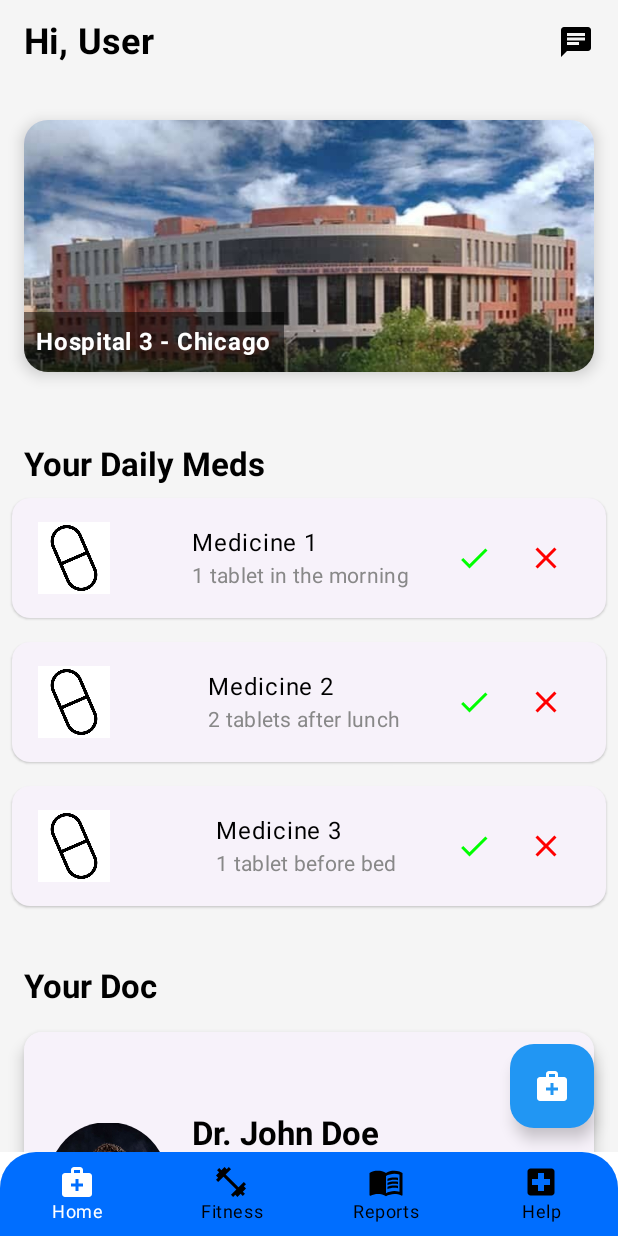
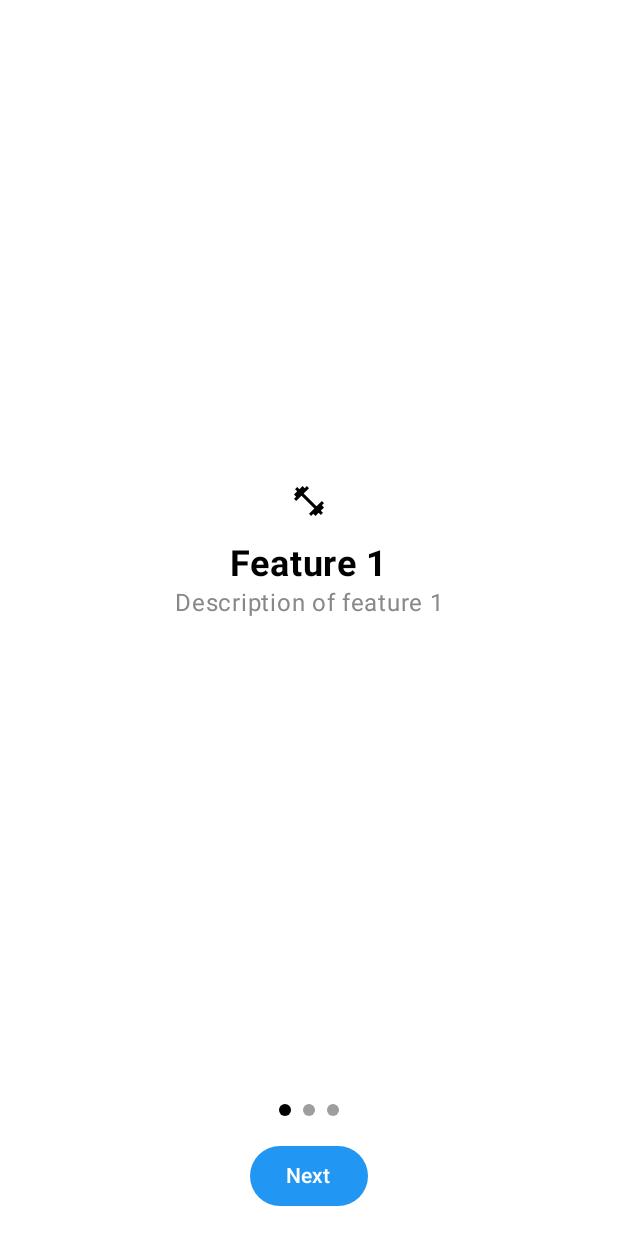
Before and after one commit to SahilKumar75/MediGo, an Android app built with Jetpack Compose: the screen it shows after launch (MainActivity), on a phone screen of 412 x 824 dp. Run offline under Robolectric (Android 15) with nearby library versions, the phone set to English and light mode, and no system bars; our stand-ins replace accompanist.

Commit message:
onboard screen added

```diff
--- a/app/build.gradle.kts
+++ b/app/build.gradle.kts
@@ -83,6 +83,9 @@ dependencies {
     implementation(platform(libs.androidx.compose.bom))
     implementation(libs.androidx.ui.graphics)
     implementation(libs.protolite.well.known.types)
+    implementation(libs.androidx.appcompat)
+    implementation(libs.androidx.recyclerview)
+    implementation(libs.androidx.viewpager2)
     testImplementation(libs.junit)
     androidTestImplementation(libs.androidx.junit)
     androidTestImplementation(libs.androidx.espresso.core)
@@ -98,6 +101,9 @@ dependencies {
     implementation (libs.gson)
     implementation (libs.accompanist.systemuicontroller)
     implementation (libs.coil.compose)
+    implementation (libs.accompanist.pager.v02413rc)
+    implementation (libs.accompanist.pager.indicators.v02413rc)
+
 
 
 }
--- a/app/src/main/java/com/example/musical/MainView.kt
+++ b/app/src/main/java/com/example/musical/MainView.kt
@@ -1,5 +1,7 @@
 package com.example.musical
 
+import android.os.Build
+import androidx.annotation.RequiresApi
 import androidx.compose.foundation.background
 import androidx.compose.foundation.clickable
 import androidx.compose.foundation.layout.*
@@ -29,6 +31,7 @@ import com.example.musical.presentation.accounts.AccountDialog
 import kotlinx.coroutines.CoroutineScope
 import kotlinx.coroutines.launch
 
+@RequiresApi(Build.VERSION_CODES.O)
 @OptIn(ExperimentalMaterial3Api::class, ExperimentalMaterialApi::class)
 @Composable
 fun MainView() {
@@ -54,8 +57,17 @@ fun MainView() {
         Screen.DrawerScreen.Subscription.route
     )
 
+    // List of routes where the bottom bar should be shown
+    val showBottomBarRoutes = listOf(
+        Screen.BottomScreen.Home.bRoute,
+        Screen.BottomScreen.Reports.bRoute,
+        Screen.BottomScreen.Help.bRoute,
+        Screen.BottomScreen.Fitness.bRoute
+    )
+
+    // Bottom bar content
     val bottomBar: @Composable () -> Unit = {
-        if (currentScreen is Screen.DrawerScreen || currentScreen is Screen.BottomScreen) {
+        if (currentRoute in showBottomBarRoutes) {
             Surface(
                 shape = RoundedCornerShape(topStart = 24.dp, topEnd = 24.dp),
                 modifier = Modifier.fillMaxWidth()
@@ -97,6 +109,20 @@ fun MainView() {
         }
     }
 
+    // Check if user is logged in (this is a placeholder, replace with actual logic)
+    val isLoggedIn = remember { mutableStateOf(false) }
+
+    // If not logged in, navigate to onboarding screen
+    LaunchedEffect(Unit) {
+        if (!isLoggedIn.value) {
+            navController.navigate("onboarding") {
+                popUpTo(navController.graph.startDestinationId) {
+                    inclusive = true
+                }
+            }
+        }
+    }
+
     Scaffold(
         scaffoldState = scaffoldState,
         topBar = {
@@ -105,7 +131,7 @@ fun MainView() {
                     title = {
                         if (currentScreen is Screen.BottomScreen.Home) {
                             Text(
-                                text = "Hi, $username",
+                                text = "Hello, $username",
                                 fontSize = 24.sp,
                                 fontWeight = FontWeight.Bold,
                                 color = Color.Black
--- a/app/src/main/java/com/example/musical/common/utils/PdfUtils.kt
+++ b/app/src/main/java/com/example/musical/common/utils/PdfUtils.kt
@@ -177,6 +177,7 @@ object PdfUtils {
         context.startActivity(Intent.createChooser(shareIntent, "Share Report"))
     }
 
+    @RequiresApi(Build.VERSION_CODES.O)
     fun createAndOpenUrineReportPdf(context: Context, title: String, description: String) {
         val pdfDocument = PdfDocument()
         val pageInfo = PdfDocument.PageInfo.Builder(595, 842, 1).create()
--- a/app/src/main/java/com/example/musical/navgraph/NavGraph.kt
+++ b/app/src/main/java/com/example/musical/navgraph/NavGraph.kt
@@ -1,5 +1,7 @@
 package com.example.musical.navgraph
 
+import android.os.Build
+import androidx.annotation.RequiresApi
 import androidx.compose.foundation.layout.PaddingValues
 import androidx.compose.foundation.layout.padding
 import androidx.compose.runtime.Composable
@@ -21,14 +23,40 @@ import com.example.musical.presentation.chat.components.MedChatHomeScreen
 import com.example.musical.presentation.chat.components.MedChatScreen
 import com.example.musical.presentation.help.Help
 import com.example.musical.presentation.home.HomeScreen
+import com.example.musical.ui.theme.*
 
+@RequiresApi(Build.VERSION_CODES.O)
 @Composable
 fun Navigation(navController: NavController, viewModel: MainViewModel, pd: PaddingValues) {
     NavHost(
         navController = navController as NavHostController,
-        startDestination = Screen.BottomScreen.Home.bRoute,
+        startDestination = "onboarding",
         modifier = Modifier.padding(pd)
     ) {
+        composable("onboarding") {
+            OnboardingScreen(navController)
+        }
+        composable("loginSignup") {
+            LoginSignupScreen(navController)
+        }
+        composable("doctorLogin") {
+            DoctorLoginScreen(navController)
+        }
+        composable("patientLogin") {
+            PatientLoginScreen(navController)
+        }
+        composable("signup") {
+            SignupScreen(navController)
+        }
+        composable("doctorSignup") {
+            DoctorSignupScreen(navController)
+        }
+        composable("patientSignup") {
+            PatientSignupScreen(navController)
+        }
+        composable("home") {
+            HomeScreen(navController)
+        }
         composable(Screen.BottomScreen.Home.bRoute) {
             HomeScreen(navController)
         }
--- /dev/null
+++ b/app/src/main/java/com/example/musical/ui/theme/OnboardingScreen.kt
@@ -0,0 +1,91 @@
+package com.example.musical.ui.theme
+
+import androidx.compose.foundation.Image
+import androidx.compose.foundation.layout.*
+import androidx.compose.material3.Button
+import androidx.compose.material3.Text
+import androidx.compose.runtime.Composable
+import androidx.compose.runtime.rememberCoroutineScope
+import androidx.compose.ui.Alignment
+import androidx.compose.ui.Modifier
+import androidx.compose.ui.graphics.Color
+import androidx.compose.ui.res.painterResource
+import androidx.compose.ui.text.font.FontWeight
+import androidx.compose.ui.unit.dp
+import androidx.compose.ui.unit.sp
+import androidx.navigation.NavController
+import com.example.musical.R
+import com.google.accompanist.pager.*
+import kotlinx.coroutines.launch
+
+@OptIn(ExperimentalPagerApi::class)
+@Composable
+fun OnboardingScreen(navController: NavController) {
+    val pagerState = rememberPagerState()
+    val scope = rememberCoroutineScope()
+
+    Column(
+        modifier = Modifier
+            .fillMaxSize()
+            .padding(16.dp),
+        horizontalAlignment = Alignment.CenterHorizontally,
+        verticalArrangement = Arrangement.Center
+    ) {
+        HorizontalPager(
+            count = 3,
+            state = pagerState,
+            modifier = Modifier.weight(1f)
+        ) { page ->
+            OnboardingPage(page)
+        }
+
+        HorizontalPagerIndicator(
+            pagerState = pagerState,
+            modifier = Modifier.padding(16.dp)
+        )
+
+        Button(onClick = {
+            scope.launch {
+                if (pagerState.currentPage < 2) {
+                    pagerState.scrollToPage(pagerState.currentPage + 1)
+                } else {
+                    navController.navigate("loginSignup")
+                }
+            }
+        }) {
+            Text(text = if (pagerState.currentPage < 2) "Next" else "Get Started")
+        }
+    }
+}
+
+@Composable
+fun OnboardingPage(page: Int) {
+    Column(
+        modifier = Modifier
+            .fillMaxSize()
+            .padding(16.dp),
+        horizontalAlignment = Alignment.CenterHorizontally,
+        verticalArrangement = Arrangement.Center
+    ) {
+        when (page) {
+            0 -> {
+                Image(painter = painterResource(id = R.drawable.feature1), contentDescription = null)
+                Spacer(modifier = Modifier.height(16.dp))
+                Text(text = "Feature 1", fontSize = 24.sp, fontWeight = FontWeight.Bold)
+                Text(text = "Description of feature 1", fontSize = 16.sp, color = Color.Gray)
+            }
+            1 -> {
+                Image(painter = painterResource(id = R.drawable.feature2), contentDescription = null)
+                Spacer(modifier = Modifier.height(16.dp))
+                Text(text = "Feature 2", fontSize = 24.sp, fontWeight = FontWeight.Bold)
+                Text(text = "Description of feature 2", fontSize = 16.sp, color = Color.Gray)
+            }
+            2 -> {
+                Image(painter = painterResource(id = R.drawable.feature3), contentDescription = null)
+                Spacer(modifier = Modifier.height(16.dp))
+                Text(text = "Feature 3", fontSize = 24.sp, fontWeight = FontWeight.Bold)
+                Text(text = "Description of feature 3", fontSize = 16.sp, color = Color.Gray)
+            }
+        }
+    }
+}
--- /dev/null
+++ b/app/src/main/res/drawable/feature1.xml
@@ -0,0 +1,5 @@
+<vector xmlns:android="http://schemas.android.com/apk/res/android" android:height="24dp" android:tint="#000000" android:viewportHeight="24" android:viewportWidth="24" android:width="24dp">
+
+    <path android:fillColor="@android:color/white" android:pathData="M20.57,14.86L22,13.43 20.57,12 17,15.57 8.43,7 12,3.43 10.57,2 9.14,3.43 7.71,2 5.57,4.14 4.14,2.71 2.71,4.14l1.43,1.43L2,7.71l1.43,1.43L2,10.57 3.43,12 7,8.43 15.57,17 12,20.57 13.43,22l1.43,-1.43L16.29,22l2.14,-2.14 1.43,1.43 1.43,-1.43 -1.43,-1.43L22,16.29z"/>
+
+</vector>
--- /dev/null
+++ b/app/src/main/res/drawable/feature2.xml
@@ -0,0 +1,5 @@
+<vector xmlns:android="http://schemas.android.com/apk/res/android" android:height="24dp" android:tint="#000000" android:viewportHeight="24" android:viewportWidth="24" android:width="24dp">
+
+    <path android:fillColor="@android:color/white" android:pathData="M20,7h-5V4c0,-1.1 -0.9,-2 -2,-2h-2C9.9,2 9,2.9 9,4v3H4C2.9,7 2,7.9 2,9v11c0,1.1 0.9,2 2,2h16c1.1,0 2,-0.9 2,-2V9C22,7.9 21.1,7 20,7zM11,4h2v5h-2V4zM11,16H9v2H7v-2H5v-2h2v-2h2v2h2V16zM13,14.5V13h6v1.5H13zM13,17.5V16h4v1.5H13z"/>
+
+</vector>
--- /dev/null
+++ b/app/src/main/res/drawable/feature3.xml
@@ -0,0 +1,5 @@
+<vector xmlns:android="http://schemas.android.com/apk/res/android" android:height="24dp" android:tint="#000000" android:viewportHeight="24" android:viewportWidth="24" android:width="24dp">
+
+    <path android:fillColor="@android:color/white" android:pathData="M7,3H4v3H2V1h5V3zM22,6V1h-5v2h3v3H22zM7,21H4v-3H2v5h5V21zM20,18v3h-3v2h5v-5H20zM19,18c0,1.1 -0.9,2 -2,2H7c-1.1,0 -2,-0.9 -2,-2V6c0,-1.1 0.9,-2 2,-2h10c1.1,0 2,0.9 2,2V18zM15,8H9v2h6V8zM15,11H9v2h6V11zM15,14H9v2h6V14z"/>
+
+</vector>
```
Also changed, not shown: app/src/main/java/com/example/musical/common/utils/FitnessScreen.kt (+11 -10 lines), app/src/main/java/com/example/musical/ui/theme/LoginSignupScreen.kt (added, +359 -0 lines), app/src/main/res/layout/activity_intro.xml (added, +21 -0 lines), gradle/libs.versions.toml (+10 -0 lines), app/src/main/res/drawable/ic_logo.jpeg (added).
